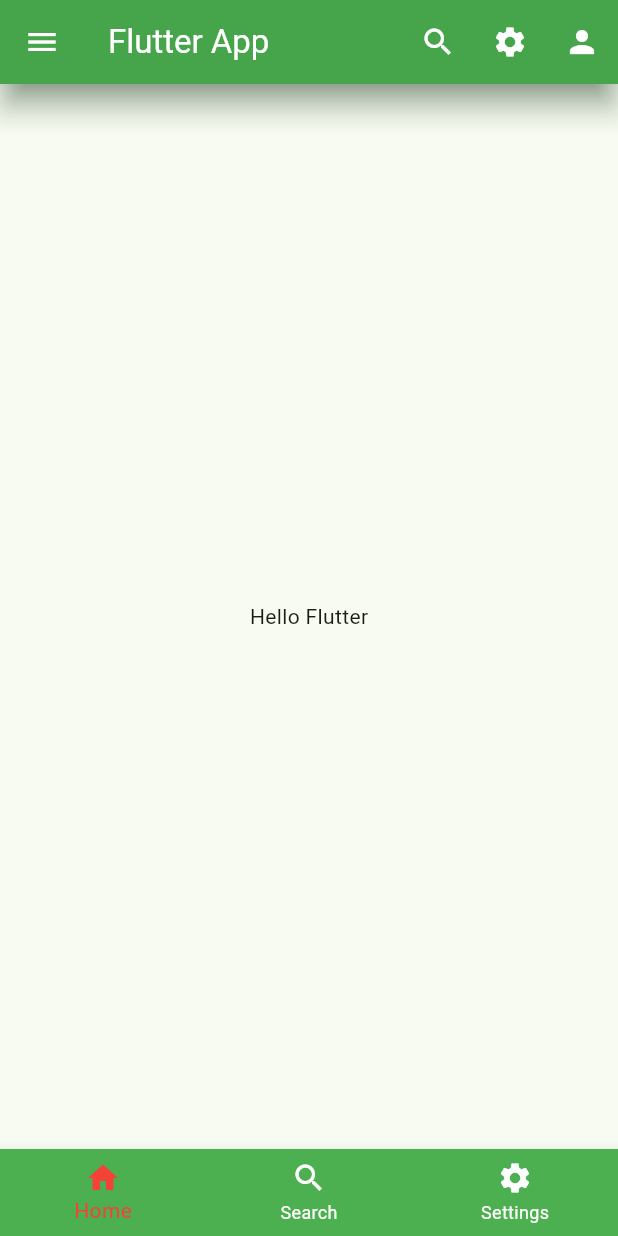
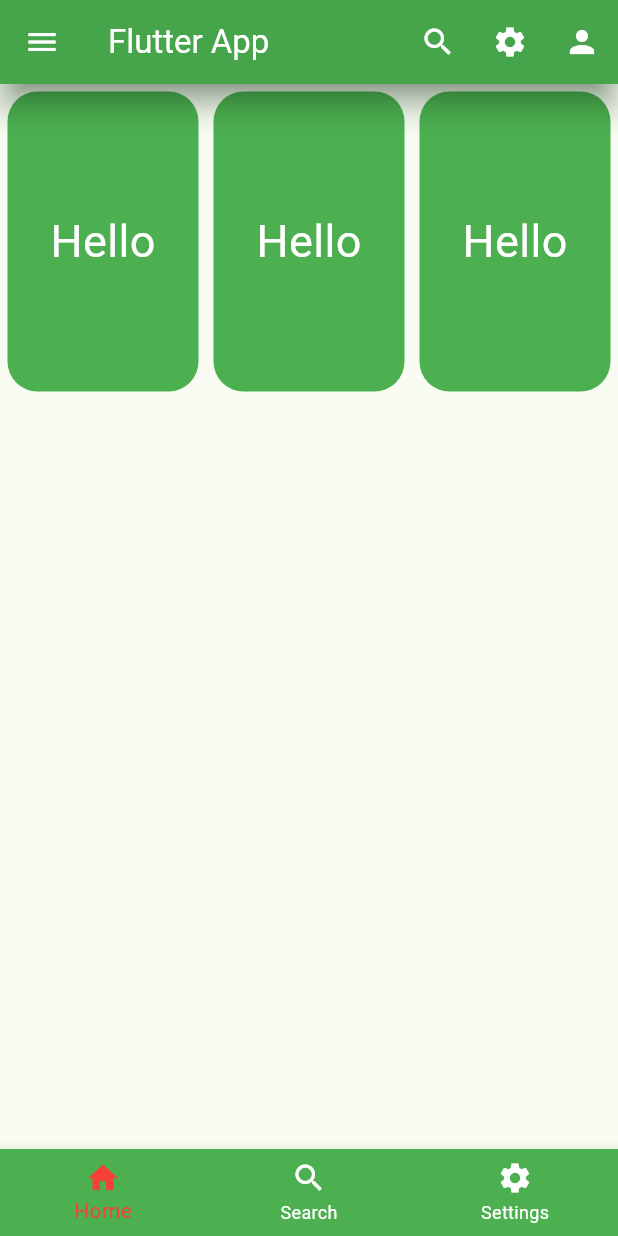
Before and after one commit to MdAnowarHosen/learn-flutter, a Flutter app: the screen it shows after launch, on a phone screen of 412 x 824 dp. Run offline on Flutter 3.47's test engine with Material 3 defaults, Android fonts, the light colour scheme and no system bars.

Commit message:
row, container

```diff
--- a/lib/main.dart
+++ b/lib/main.dart
@@ -13,7 +13,7 @@ class MyApp extends StatelessWidget {
       home: HomeActivity(),
       debugShowCheckedModeBanner: false,
       theme: ThemeData(
-         colorScheme: ColorScheme.fromSeed(seedColor: Colors.green),
+        colorScheme: ColorScheme.fromSeed(seedColor: Colors.green),
       ),
       // theme: ThemeData(primarySwatch: Colors.green) ,
       // color: Colors.green,
@@ -99,11 +99,10 @@ class HomeActivity extends StatelessWidget {
                 accountEmail: Text('anowarhosensoft@gmail.com'),
                 currentAccountPicture: CircleAvatar(
                   backgroundImage: NetworkImage(
-                      'https://images.pexels.com/photos/220453/pexels-photo-220453.jpeg?auto=compress&cs=tinysrgb&w=1260&h=750&dpr=1'),
+                    'https://images.pexels.com/photos/220453/pexels-photo-220453.jpeg?auto=compress&cs=tinysrgb&w=1260&h=750&dpr=1',
+                  ),
                 ),
-                onDetailsPressed: () => {
-                  MySnackBar("Profile", context)
-                },
+                onDetailsPressed: () => {MySnackBar("Profile", context)},
               ),
             ),
             ListTile(
@@ -145,7 +144,65 @@ class HomeActivity extends StatelessWidget {
           ],
         ),
       ),
-      body: Center(child: Text("Hello Flutter")),
+      body: Row(
+        mainAxisAlignment: MainAxisAlignment.spaceEvenly,
+        children: [
+          Expanded(
+            flex: 1,
+            child: Container(
+              height: 200,
+              width: 200,
+              child: Text(
+                'Hello',
+                style: TextStyle(fontSize: 30, color: Colors.white),
+              ),
+              alignment: Alignment.center,
+              // margin top
+               margin: EdgeInsets.all(5),
+              decoration: BoxDecoration(
+                color: Colors.green,
+                borderRadius: BorderRadius.circular(20),
+              ),
+            ),
+          ),
+          Expanded(
+            flex: 1,
+            child: Container(
+              height: 200,
+              width: 200,
+              child: Text(
+                'Hello',
+                style: TextStyle(fontSize: 30, color: Colors.white),
+              ),
+              alignment: Alignment.center,
+              // margin top
+              margin: EdgeInsets.all(5),
+              decoration: BoxDecoration(
+                color: Colors.green,
+                borderRadius: BorderRadius.circular(20),
+              ),
+            ),
+          ),
+          Expanded(
+            flex: 1,
+            child: Container(
+              height: 200,
+              width: 200,
+              child: Text(
+                'Hello',
+                style: TextStyle(fontSize: 30, color: Colors.white),
+              ),
+              alignment: Alignment.center,
+              // margin top
+              margin: EdgeInsets.all(5),
+              decoration: BoxDecoration(
+                color: Colors.green,
+                borderRadius: BorderRadius.circular(20),
+              ),
+            ),
+          ),
+        ],
+      ),
     );
   }
 }
```
